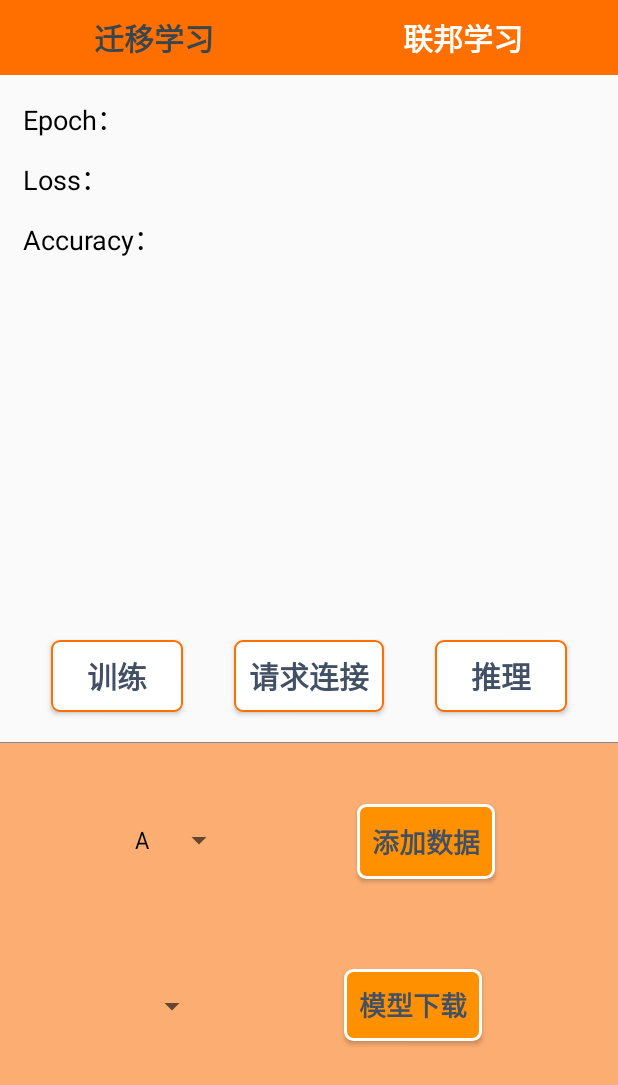
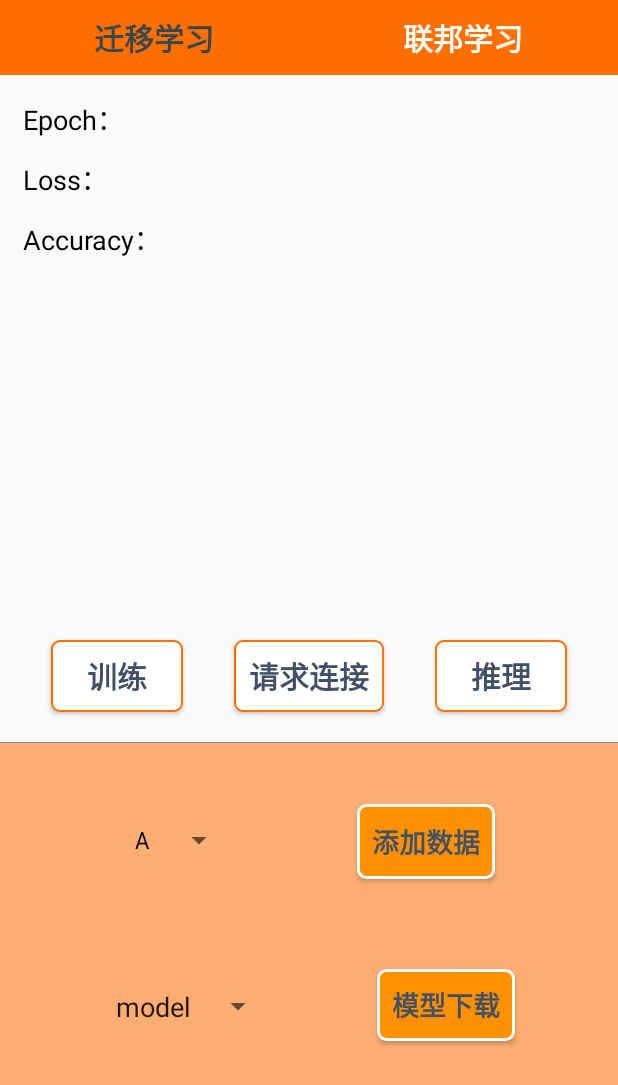
Before and after one commit to HaiShin/oppoapp, an Android app: the screen it shows after launch (fed_activity), after a tap on "联邦学习", on a phone screen of 412 x 824 dp. Shown: the top 1085 px of the screen. Run offline under Robolectric (Android 15) with nearby library versions, the phone set to English and light mode, and no system bars; libraries missing offline, so code that uses them is left out: com.scrat.app.

Commit message:
add load network list function

```diff
--- a/app/src/main/java/com/example/oppoapp/MainActivity.java
+++ b/app/src/main/java/com/example/oppoapp/MainActivity.java
@@ -58,8 +58,10 @@ public class MainActivity extends AppCompatActivity implements View.OnClickListe
     private NetUtils netUtils;
 
     private Map<String, String> networks = new HashMap();
-    private String network_name = "MobileNetV2";
-    private String network_file_name = network_name+".tflite";
+    private String network_name;
+    private String network_file_name;
+    private String modelFilePath;
+    private String model_id;
 
     private RelativeLayout camera_ll;
     private String DEVICE_NUMBER;
@@ -91,7 +93,6 @@ public class MainActivity extends AppCompatActivity implements View.OnClickListe
 
 
     private String className;
-    private String modelname;
 
     private static final int REQUEST_CODE_SELECT_IMG = 1;
     private static final int MAX_SELECT_COUNT = 30;
@@ -127,16 +128,6 @@ public class MainActivity extends AppCompatActivity implements View.OnClickListe
         doRegister();
         doGetNetworks();
 
-//        String modelFilePath = getCacheDir().getAbsolutePath() + "/model/download/" + network_name+"/"+network_file_name;
-//        System.out.println(modelFilePath);
-//        loadModel(modelFilePath);
-
-
-        ActivityManager am = (ActivityManager) MainActivity.this.getSystemService(Context.ACTIVITY_SERVICE);
-        int heapGrowthLimit = am.getMemoryClass();
-
-        System.out.println("内存："+heapGrowthLimit);
-
         camera_ll = findViewById(R.id.camera_ll);
         camera_ll.setVisibility(View.INVISIBLE);
 
@@ -159,7 +150,7 @@ public class MainActivity extends AppCompatActivity implements View.OnClickListe
         tv_trans.setSelected(true);
         tv_fed.setSelected(false);
         class_sel_spinner = (Spinner) findViewById(R.id.select_class);
-        model_sel_spinner = findViewById(R.id.model_name);
+        model_sel_spinner = (Spinner) findViewById(R.id.model_name);
 
         dataList.add("A");
         dataList.add("B");
@@ -176,12 +167,21 @@ public class MainActivity extends AppCompatActivity implements View.OnClickListe
             public void onNothingSelected(AdapterView<?> adapterView) {
             }
         });
+
+        for (Map.Entry<String, String> entry : networks.entrySet()) {
+            networkList.add(entry.getKey());
+        }
+
         modeladapter = new ArrayAdapter<String>(this, android.R.layout.simple_spinner_dropdown_item, networkList);
         model_sel_spinner.setAdapter(modeladapter);
         model_sel_spinner.setOnItemSelectedListener(new AdapterView.OnItemSelectedListener() {
             @Override
-            public void onItemSelected(AdapterView<?> parent, View view, int position, long id) {
-                modelname = (String) model_sel_spinner.getSelectedItem();
+            public void onItemSelected(AdapterView<?> adapterView, View view, int i, long l) {
+                network_name = (String) model_sel_spinner.getSelectedItem();
+                network_file_name = network_name+".tflite";
+                modelFilePath = getCacheDir().getAbsolutePath() + "/model/download/" + network_name+"/"+network_file_name;
+                model_id = networks.get(network_name);
+                System.out.println("===============" + modelFilePath);
             }
 
             @Override
@@ -318,7 +318,7 @@ public class MainActivity extends AppCompatActivity implements View.OnClickListe
         String cacheDir = getCacheDir().getAbsolutePath();
         AtomicBoolean flag = new AtomicBoolean(false);
         Thread thread = new Thread(() -> {
-            flag.set(netUtils.download(cacheDir));
+            flag.set(netUtils.download(cacheDir, network_name, model_id));
         });
         thread.start();
         try {
@@ -332,7 +332,6 @@ public class MainActivity extends AppCompatActivity implements View.OnClickListe
             Toast.makeText(this, "模型下载失败", Toast.LENGTH_SHORT).show();
         }
 
-        String modelFilePath = getCacheDir().getAbsolutePath() + "/model/download/" + network_name+"/"+network_file_name;
         loadModel(modelFilePath);
         Toast.makeText(this, "模型加载完成", Toast.LENGTH_SHORT).show();
     }
--- a/app/src/main/res/values/strings.xml
+++ b/app/src/main/res/values/strings.xml
@@ -21,8 +21,6 @@
 <!--        <item>类别4</item>-->
     </array>
     <array name="modelselect">
-        <item>mobilenet</item>
-        <item>model2</item>
-        <item>model3</item>
+        <item>model</item>
     </array>
 </resources>
```
Also changed, not shown: app/src/main/java/com/example/oppoapp/NetUtils.java (+15 -57 lines), app/src/main/java/com/example/oppoapp/fed_activity.java (+60 -24 lines).
